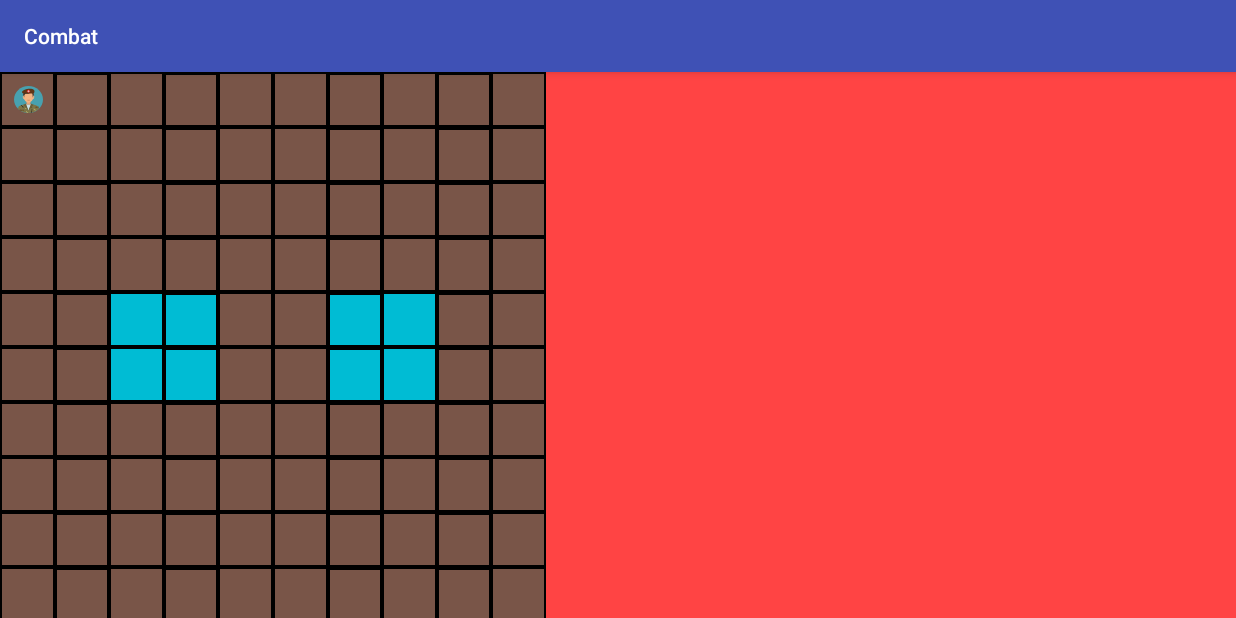
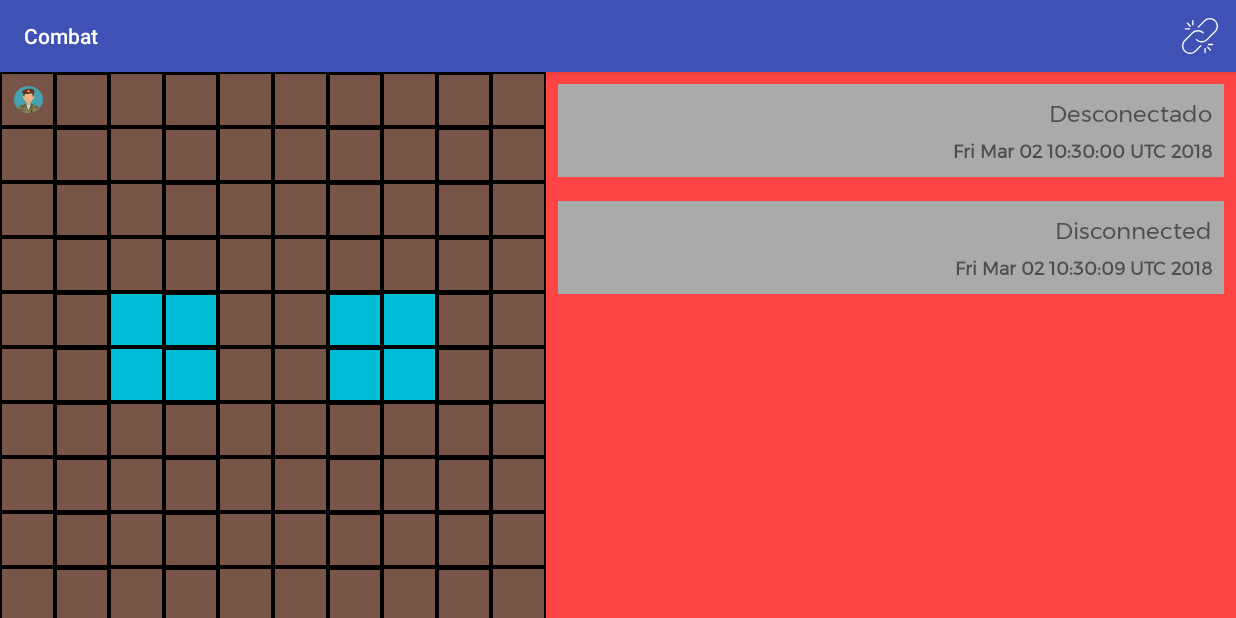
Before and after one commit to ajeferson/combat, an Android app: the screen it shows after launch (GameActivity), after a tap on an icon or button, on a phone screen of 824 x 412 dp (held sideways). Run offline under Robolectric (Android 15) with nearby library versions, the phone set to English and light mode, and no system bars; our stand-ins replace Dagger/Hilt's generated code, RxJava, data binding; network calls fail; 1 other tap on this screen came first.

Commit message:
Add menu for connecting and messages classes

```diff
--- a/app/src/main/java/br/com/ajeferson/combat/view/service/model/ChatMessage.kt
+++ b/app/src/main/java/br/com/ajeferson/combat/view/service/model/ChatMessage.kt
@@ -11,7 +11,7 @@ data class ChatMessage(val text: String, val kind: Kind) {
 
     enum class Kind {
         SELF,
-        ENEMY,
+        OPPONENT,
         LOG
     }
 
--- a/app/src/main/java/br/com/ajeferson/combat/view/view/activity/GameActivity.kt
+++ b/app/src/main/java/br/com/ajeferson/combat/view/view/activity/GameActivity.kt
@@ -9,9 +9,12 @@ import android.support.v7.app.AppCompatActivity
 import android.os.Bundle
 import android.support.v7.widget.GridLayoutManager
 import android.support.v7.widget.LinearLayoutManager
+import android.view.Menu
+import android.view.MenuItem
 import br.com.ajeferson.combat.R
 import br.com.ajeferson.combat.databinding.ActivityGameBinding
 import br.com.ajeferson.combat.view.service.model.ChatMessage
+import br.com.ajeferson.combat.view.service.model.ChatMessage.Kind.*
 import br.com.ajeferson.combat.view.view.adapter.BoardRecyclerViewAdapter
 import br.com.ajeferson.combat.view.view.adapter.ChatRecyclerViewAdapter
 import br.com.ajeferson.combat.view.viewmodel.GameViewModel
@@ -59,6 +62,11 @@ class GameActivity : AppCompatActivity() {
 
     }
 
+    override fun onCreateOptionsMenu(menu: Menu?): Boolean {
+        menuInflater.inflate(R.menu.activity_game_menu, menu)
+        return true
+    }
+
     override fun onResume() {
         super.onResume()
         viewModel.onResume()
@@ -75,6 +83,14 @@ class GameActivity : AppCompatActivity() {
         viewModel.onDestroy()
     }
 
+    override fun onOptionsItemSelected(item: MenuItem?): Boolean {
+        when(item?.itemId) {
+            R.id.menu_connect -> viewModel.onConnectTouched()
+            else -> Unit
+        }
+        return true
+    }
+
     private fun observe() {
         viewModel.messages.observe(this, Observer { it?.let { handleChatMessage(it) } })
         viewModel.liveStatus.observe(this, Observer { it?.let { handleStatusChange(it) } })
@@ -85,6 +101,11 @@ class GameActivity : AppCompatActivity() {
     }
 
     private fun handleStatusChange(status: GameViewModel.Status) {
+        when(status) {
+            GameViewModel.Status.CONNECTING -> chatAdapter.addMessage(ChatMessage("Conectando ao servidor...", LOG))
+            GameViewModel.Status.CONNECTED -> chatAdapter.addMessage(ChatMessage("Conectado", LOG))
+            else -> chatAdapter.addMessage(ChatMessage("Desconectado", LOG))
+        }
     }
 
     companion object {
--- a/app/src/main/java/br/com/ajeferson/combat/view/viewmodel/GameViewModel.kt
+++ b/app/src/main/java/br/com/ajeferson/combat/view/viewmodel/GameViewModel.kt
@@ -33,9 +33,10 @@ class GameViewModel(private val connectionManager: ConnectionManager,
     }
 
     fun onCreate() {
-//        subscribeToConnectionStatus()
-//        subscribeToChatMessages()
+        subscribeToConnectionStatus()
+        subscribeToChatMessages()
 //        connectionManager.connect()
+        setStatus(Status.DISCONNECTED)
     }
 
     fun onStart() {
@@ -62,15 +63,35 @@ class GameViewModel(private val connectionManager: ConnectionManager,
     private fun subscribeToConnectionStatus() {
         connectionManager
                 .status
+                .first(ConnectionStatus.DISCONNECTED)
                 .subscribeOn(Schedulers.io())
                 .observeOn(AndroidSchedulers.mainThread())
-                .subscribe {
-                    setStatus(when(it) {
+                .subscribe({
+
+                    setStatus(when(status) {
                         ConnectionStatus.CONNECTING -> CONNECTING
                         ConnectionStatus.CONNECTED -> CONNECTED
                         else -> DISCONNECTED
                     })
-                }
+
+                    logMessage()
+
+                }, {
+                    // TODO Handle this
+                    setStatus(DISCONNECTED)
+                })
+    }
+
+    fun onConnectTouched() {
+        connectionManager.connect()
+    }
+
+    private fun logMessage() {
+        messages.value = ChatMessage(when(liveStatus.value) {
+            CONNECTED -> "Connected"
+            CONNECTING -> "Connecting"
+            else -> "Disconnected"
+        }, ChatMessage.Kind.LOG)
     }
 
     val onPieceClick: (Int, Int) -> Unit = { row, column ->
@@ -98,10 +119,16 @@ class GameViewModel(private val connectionManager: ConnectionManager,
 
 
     enum class Status {
-        DISCONNECTED,
-        CONNECTING,
-        CONNECTED,
+        DISCONNECTED, // Not connected to server at all
+        CONNECTING, // Waiting for a response to the connection request
+        CONNECTED, // Connected to server
+        WAITING_OPPONENT, // Waiting for the opponent to connect
+        PLACING_PIECES, // Should now starting placing pieces
+        WAITING_PLACING, // Waiting for opponent to finish placing his/her pieces
+        GAME_STARTED, //
         NONE,
+        PLACING,
+
         PLAYING
     }
 
--- /dev/null
+++ b/app/src/main/res/drawable/ic_connect.xml
@@ -0,0 +1,11 @@
+<vector android:height="24dp" android:viewportHeight="52.974"
+    android:viewportWidth="52.974" android:width="24dp" xmlns:android="http://schemas.android.com/apk/res/android">
+    <path android:fillColor="#FFFFFF" android:pathData="M49.47,3.51c-4.68,-4.68 -12.29,-4.68 -16.97,0l-9.19,9.19c-0.39,0.39 -0.39,1.02 0,1.41s1.02,0.39 1.41,0l9.19,-9.19c1.88,-1.88 4.39,-2.91 7.07,-2.91c2.68,0 5.19,1.04 7.07,2.92s2.92,4.39 2.92,7.07c0,2.68 -1.04,5.19 -2.92,7.07L36.03,31.09c-3.9,3.9 -10.24,3.9 -14.14,0c-0.39,-0.39 -1.02,-0.39 -1.41,0s-0.39,1.02 0,1.41c2.34,2.34 5.41,3.51 8.48,3.51s6.15,-1.17 8.48,-3.51L49.47,20.48c2.26,-2.26 3.5,-5.27 3.5,-8.48C52.97,8.78 51.72,5.77 49.47,3.51z"/>
+    <path android:fillColor="#FFFFFF" android:pathData="M26.84,40.28l-7.78,7.78c-1.88,1.88 -4.39,2.92 -7.07,2.92c-2.68,0 -5.19,-1.04 -7.07,-2.92c-3.9,-3.9 -3.9,-10.24 0,-14.14l11.31,-11.31c3.9,-3.9 10.24,-3.9 14.14,0c0.39,0.39 1.02,0.39 1.41,0s0.39,-1.02 0,-1.41c-4.68,-4.68 -12.29,-4.68 -16.97,0L3.51,32.5c-2.26,2.26 -3.5,5.27 -3.5,8.48c0,3.21 1.24,6.23 3.5,8.48s5.27,3.5 8.48,3.5c3.21,0 6.23,-1.24 8.48,-3.5l7.78,-7.78c0.39,-0.39 0.39,-1.02 0,-1.41S27.23,39.89 26.84,40.28z"/>
+    <path android:fillColor="#FFFFFF" android:pathData="M33.97,44.01c-0.55,0 -1,0.45 -1,1v6c0,0.55 0.45,1 1,1s1,-0.45 1,-1v-6C34.97,44.46 34.52,44.01 33.97,44.01z"/>
+    <path android:fillColor="#FFFFFF" android:pathData="M38.43,42.3c-0.39,-0.39 -1.02,-0.39 -1.41,0s-0.39,1.02 0,1.41l4.24,4.24c0.19,0.19 0.45,0.29 0.71,0.29s0.51,-0.1 0.71,-0.29c0.39,-0.39 0.39,-1.02 0,-1.41L38.43,42.3z"/>
+    <path android:fillColor="#FFFFFF" android:pathData="M44.97,38.01h-6c-0.55,0 -1,0.45 -1,1s0.45,1 1,1h6c0.55,0 1,-0.45 1,-1S45.52,38.01 44.97,38.01z"/>
+    <path android:fillColor="#FFFFFF" android:pathData="M15.97,11.01c0.55,0 1,-0.45 1,-1v-6c0,-0.55 -0.45,-1 -1,-1s-1,0.45 -1,1v6C14.97,10.56 15.42,11.01 15.97,11.01z"/>
+    <path android:fillColor="#FFFFFF" android:pathData="M11.5,12.72c0.19,0.19 0.45,0.29 0.71,0.29s0.51,-0.1 0.71,-0.29c0.39,-0.39 0.39,-1.02 0,-1.41L8.68,7.06c-0.39,-0.39 -1.02,-0.39 -1.41,0s-0.39,1.02 0,1.41L11.5,12.72z"/>
+    <path android:fillColor="#FFFFFF" android:pathData="M4.97,17.01h6c0.55,0 1,-0.45 1,-1s-0.45,-1 -1,-1h-6c-0.55,0 -1,0.45 -1,1S4.42,17.01 4.97,17.01z"/>
+</vector>
--- /dev/null
+++ b/app/src/main/res/menu/activity_game_menu.xml
@@ -0,0 +1,12 @@
+<?xml version="1.0" encoding="utf-8"?>
+<menu xmlns:android="http://schemas.android.com/apk/res/android"
+    xmlns:app="http://schemas.android.com/apk/res-auto">
+
+    <item
+        android:id="@+id/menu_connect"
+        android:icon="@drawable/ic_connect"
+        android:title="@string/connect"
+        app:showAsAction="ifRoom" />
+
+
+</menu>
--- a/app/src/main/res/values/strings.xml
+++ b/app/src/main/res/values/strings.xml
@@ -1,4 +1,5 @@
 <resources>
     <string name="app_name">combat</string>
     <string name="combat">Combat</string>
+    <string name="connect">Connect</string>
 </resources>
```
Also changed, not shown: app/src/main/java/br/com/ajeferson/combat/view/service/message/Message.kt (added, +26 -0 lines), app/src/main/java/br/com/ajeferson/combat/view/service/message/MessageKind.kt (added, +12 -0 lines).
